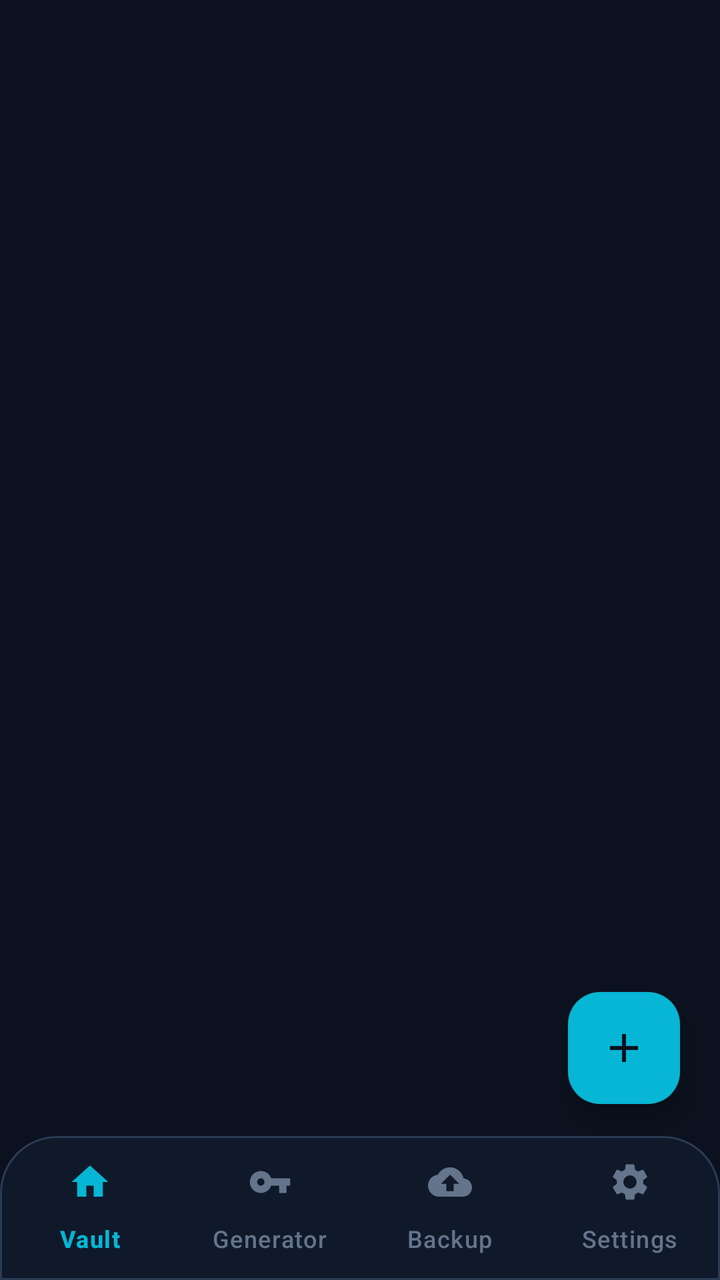
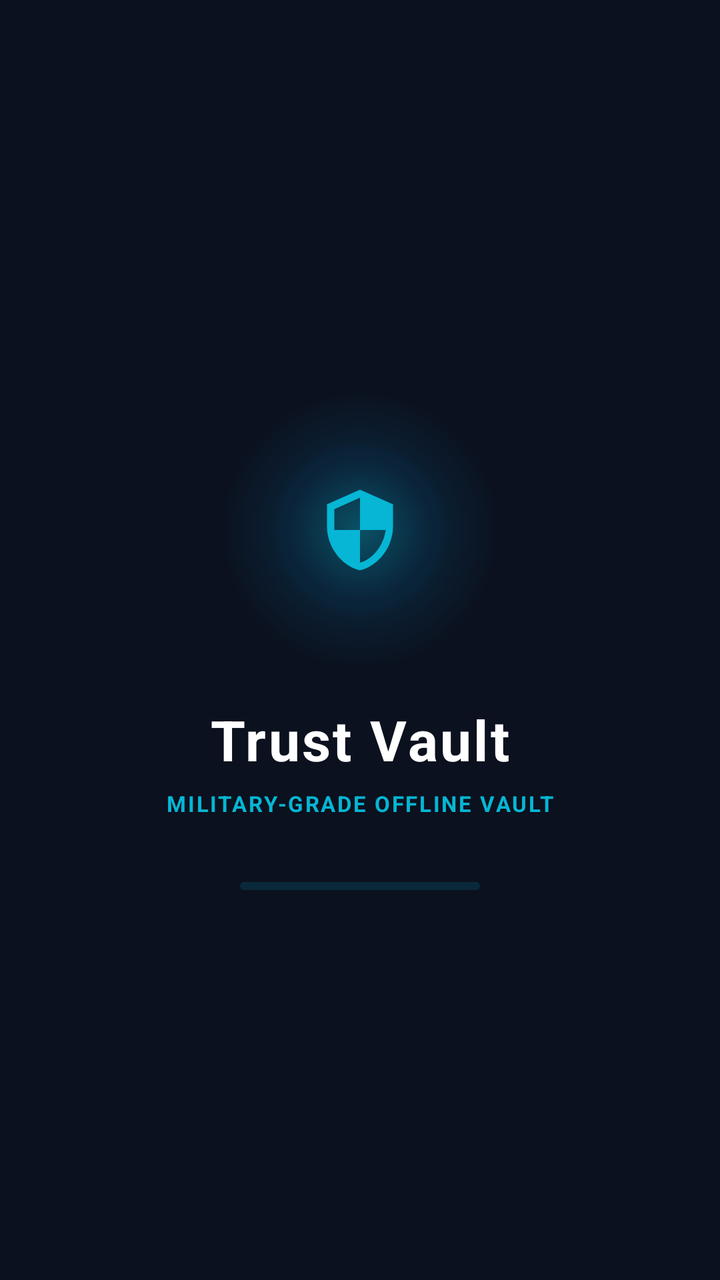

Screens rendered from an Android XML layout before and after an edit, with the pre-edit source and the edit as a unified diff.
<!-- AndroidManifest.xml: application theme Theme.Trustvault -->
<!-- res/layout/activity_main.xml -->
<?xml version="1.0" encoding="utf-8"?>
<androidx.coordinatorlayout.widget.CoordinatorLayout xmlns:android="http://schemas.android.com/apk/res/android"
    xmlns:app="http://schemas.android.com/apk/res-auto"
    xmlns:tools="http://schemas.android.com/tools"
    android:id="@+id/main_coordinator"
    android:layout_width="match_parent"
    android:layout_height="match_parent"
    android:background="@color/window_background">

    
    <FrameLayout
        android:id="@+id/fragment_container"
        android:layout_width="match_parent"
        android:layout_height="match_parent"
        android:layout_marginBottom="72dp" />

    
    <FrameLayout
        android:id="@+id/lock_overlay"
        android:layout_width="match_parent"
        android:layout_height="match_parent"
        android:background="@color/navy_bg"
        android:elevation="30dp"
        android:visibility="gone">

        <LinearLayout
            android:layout_width="match_parent"
            android:layout_height="wrap_content"
            android:layout_gravity="center"
            android:gravity="center"
            android:orientation="vertical"
            android:paddingHorizontal="28dp">

            <ImageView
                android:layout_width="88dp"
                android:layout_height="88dp"
                android:background="@drawable/bg_circle_icon"
                android:backgroundTint="#2606B6D4"
                android:padding="22dp"
                android:src="@drawable/ic_shield"
                app:tint="@color/accent_cyan" />

            <TextView
                android:layout_width="wrap_content"
                android:layout_height="wrap_content"
                android:layout_marginTop="20dp"
                android:text="@string/app_name"
                android:textColor="@color/text_primary"
                android:textSize="26sp"
                android:textStyle="bold" />

            <TextView
                android:layout_width="wrap_content"
                android:layout_height="wrap_content"
                android:layout_marginTop="6dp"
                android:text="Standalone Protected Security Vault"
                android:textColor="@color/accent_cyan"
                android:textSize="13sp"
                android:textStyle="bold" />

            
            <TextView
                android:id="@+id/tv_phone_lock_notice"
                android:layout_width="wrap_content"
                android:layout_height="wrap_content"
                android:layout_marginTop="10dp"
                android:background="@drawable/bg_search_bar"
                android:backgroundTint="#2638BDF8"
                android:paddingHorizontal="12dp"
                android:paddingVertical="6dp"
                android:text="🛡️ Phone screen-lock passwords blocked by default"
                android:textColor="@color/accent_blue_light"
                android:textSize="11sp" />

            
            <com.google.android.material.button.MaterialButton
                android:id="@+id/btn_unlock_biometric"
                android:layout_width="match_parent"
                android:layout_height="54dp"
                android:layout_marginTop="28dp"
                android:backgroundTint="@color/primary"
                android:text="Biometric Unlock"
                android:textColor="@color/white"
                android:textSize="15sp"
                android:textStyle="bold"
                app:cornerRadius="16dp"
                app:icon="@drawable/ic_fingerprint"
                app:iconGravity="textStart"
                app:iconTint="@color/accent_cyan" />

            
            <com.google.android.material.card.MaterialCardView
                style="@style/TrustCard.Flat"
                android:layout_width="match_parent"
                android:layout_height="wrap_content"
                android:layout_marginTop="16dp"
                app:cardCornerRadius="18dp">

                <LinearLayout
                    android:layout_width="match_parent"
                    android:layout_height="wrap_content"
                    android:orientation="vertical"
                    android:padding="16dp">

                    <com.google.android.material.textfield.TextInputLayout
                        android:id="@+id/til_lock_pin"
                        style="@style/Widget.Material3.TextInputLayout.OutlinedBox"
                        android:layout_width="match_parent"
                        android:layout_height="wrap_content"
                        android:hint="Enter Vault Master PIN"
                        app:boxStrokeColor="@color/accent_cyan"
                        app:passwordToggleEnabled="true"
                        app:passwordToggleTint="@color/accent_cyan">

                        <com.google.android.material.textfield.TextInputEditText
                            android:id="@+id/et_lock_pin"
                            android:layout_width="match_parent"
                            android:layout_height="wrap_content"
                            android:imeOptions="actionDone"
                            android:inputType="numberPassword"
                            android:textColor="@color/text_primary" />
                    </com.google.android.material.textfield.TextInputLayout>

                    <com.google.android.material.button.MaterialButton
                        android:id="@+id/btn_unlock_pin"
                        style="@style/Widget.Material3.Button.TonalButton"
                        android:layout_width="match_parent"
                        android:layout_height="48dp"
                        android:layout_marginTop="10dp"
                        android:text="Unlock with Vault PIN"
                        android:textColor="@color/accent_cyan"
                        app:cornerRadius="14dp"
                        app:icon="@drawable/ic_lock"
                        app:iconTint="@color/accent_cyan" />
                </LinearLayout>
            </com.google.android.material.card.MaterialCardView>

        </LinearLayout>
    </FrameLayout>

    
    <com.google.android.material.floatingactionbutton.FloatingActionButton
        android:id="@+id/fab_add"
        android:layout_width="wrap_content"
        android:layout_height="wrap_content"
        android:layout_gravity="bottom|end"
        android:layout_marginEnd="20dp"
        android:layout_marginBottom="88dp"
        android:contentDescription="Add to Vault"
        app:backgroundTint="@color/accent_cyan"
        app:elevation="8dp"
        app:fabSize="normal"
        app:rippleColor="@color/white"
        app:srcCompat="@drawable/ic_add"
        app:tint="@color/navy_bg" />

    
    <com.google.android.material.bottomnavigation.BottomNavigationView
        android:id="@+id/bottom_navigation"
        android:layout_width="match_parent"
        android:layout_height="72dp"
        android:layout_gravity="bottom"
        android:background="@drawable/bg_bottom_nav"
        app:elevation="12dp"
        app:itemIconSize="22dp"
        app:itemIconTint="@color/nav_item_tint"
        app:itemRippleColor="@color/accent_glow"
        app:itemTextColor="@color/nav_item_tint"
        app:labelVisibilityMode="labeled"
        app:menu="@menu/bottom_nav_menu" />

</androidx.coordinatorlayout.widget.CoordinatorLayout>
<!-- resources referenced by this layout -->
<resources>
  <color name="accent_blue_light">#38BDF8</color>
  <color name="accent_cyan">#06B6D4</color>
  <color name="accent_glow">#3306B6D4</color>
  <color name="navy_bg">#0B111E</color>
  <color name="primary">#0284C7</color>
  <color name="text_primary">@color/dark_text_primary</color>
  <color name="white">#FFFFFFFF</color>
  <color name="window_background">@color/navy_bg</color>
  <!-- drawable bg_bottom_nav (drawable) -->
  <?xml version="1.0" encoding="utf-8"?>
  <shape xmlns:android="http://schemas.android.com/apk/res/android"
      android:shape="rectangle">
      <corners
          android:topLeftRadius="28dp"
          android:topRightRadius="28dp" />
      <solid android:color="@color/bottom_nav_bg" />
      <stroke
          android:width="1dp"
          android:color="@color/surface_stroke" />
  </shape>
  <!-- drawable bg_circle_icon (drawable) -->
  <?xml version="1.0" encoding="utf-8"?>
  <shape xmlns:android="http://schemas.android.com/apk/res/android"
      android:shape="oval">
      <solid android:color="@color/cat_password_bg" />
  </shape>
  <!-- drawable bg_search_bar (drawable) -->
  <?xml version="1.0" encoding="utf-8"?>
  <shape xmlns:android="http://schemas.android.com/apk/res/android"
      android:shape="rectangle">
      <solid android:color="@color/surface_card" />
      <corners android:radius="18dp" />
      <stroke
          android:width="1dp"
          android:color="@color/surface_stroke" />
  </shape>
  <!-- drawable ic_add (drawable) -->
  <vector xmlns:android="http://schemas.android.com/apk/res/android"
      android:width="24dp"
      android:height="24dp"
      android:viewportWidth="24"
      android:viewportHeight="24">
      <path
          android:fillColor="#FFFFFFFF"
          android:pathData="M19,13h-6v6h-2v-6H5v-2h6V5h2v6h6v2z"/>
  </vector>
  <!-- drawable ic_shield (drawable) -->
  <vector xmlns:android="http://schemas.android.com/apk/res/android"
      android:width="24dp"
      android:height="24dp"
      android:viewportWidth="24"
      android:viewportHeight="24">
      <path
          android:fillColor="#FFFFFFFF"
          android:pathData="M12,1L3,5v6c0,5.55 3.84,10.74 9,12 5.16,-1.26 9,-6.45 9,-12V5l-9,-4zm0,10.99h7c-.53,4.12 -3.28,7.79 -7,8.94V12H5V6.3l7,-3.11v8.8z"/>
  </vector>
  <string name="app_name">Trust Vault</string>
  <style name="TrustCard.Flat" parent="Widget.Material3.CardView.Filled">
          <item name="cardCornerRadius">16dp</item>
          <item name="cardElevation">0dp</item>
          <item name="strokeWidth">1dp</item>
          <item name="strokeColor">@color/surface_stroke</item>
          <item name="cardBackgroundColor">@color/surface_card</item>
      </style>
  <style name="Theme.Trustvault" parent="Base.Theme.Trustvault" />
  <color name="dark_text_primary">#F8FAFC</color>
  <color name="bottom_nav_bg">#10192A</color>
  <color name="surface_stroke">@color/navy_border</color>
  <color name="cat_password_bg">#1A38BDF8</color>
  <color name="surface_card">@color/navy_surface</color>
  <style name="Base.Theme.Trustvault" parent="Theme.Material3.DayNight.NoActionBar">
          
          <item name="colorPrimary">@color/primary</item>
          <item name="colorPrimaryVariant">@color/primary_variant</item>
          <item name="colorSecondary">@color/accent_cyan</item>
          <item name="android:statusBarColor">@color/window_background</item>
          <item name="android:navigationBarColor">@color/bottom_nav_bg</item>
          <item name="android:windowBackground">@color/window_background</item>
      </style>
  <color name="navy_border">#2A3B53</color>
  <color name="navy_surface">#131C2E</color>
  <color name="primary_variant">#0369A1</color>
  <!-- unchanged entries left out for length: 2 -->
</resources>

<!-- the commit's change to res/layout/activity_main.xml (unified diff, before → after) -->
@@ -169,4 +169,82 @@
         app:labelVisibilityMode="labeled"
         app:menu="@menu/bottom_nav_menu" />
 
+    
+    <FrameLayout
+        android:id="@+id/splash_screen"
+        android:layout_width="match_parent"
+        android:layout_height="match_parent"
+        android:background="@color/navy_bg"
+        android:clickable="true"
+        android:elevation="50dp"
+        android:focusable="true"
+        android:visibility="visible">
+
+        <LinearLayout
+            android:layout_width="wrap_content"
+            android:layout_height="wrap_content"
+            android:layout_gravity="center"
+            android:gravity="center"
+            android:orientation="vertical">
+
+            
+            <FrameLayout
+                android:layout_width="140dp"
+                android:layout_height="140dp">
+
+                
+                <View
+                    android:id="@+id/splash_glow"
+                    android:layout_width="match_parent"
+                    android:layout_height="match_parent"
+                    android:background="@drawable/bg_splash_icon_glow" />
+
+                
+                <ImageView
+                    android:id="@+id/splash_icon"
+                    android:layout_width="84dp"
+                    android:layout_height="84dp"
+                    android:layout_gravity="center"
+                    android:background="@drawable/bg_circle_icon"
+                    android:backgroundTint="#2606B6D4"
+                    android:padding="20dp"
+                    android:src="@drawable/ic_shield"
+                    app:tint="@color/accent_cyan" />
+            </FrameLayout>
+
+            <TextView
+                android:id="@+id/splash_title"
+                android:layout_width="wrap_content"
+                android:layout_height="wrap_content"
+                android:layout_marginTop="16dp"
+                android:letterSpacing="0.04"
+                android:text="@string/app_name"
+                android:textColor="@color/white"
+                android:textSize="28sp"
+                android:textStyle="bold" />
+
+            <TextView
+                android:id="@+id/splash_subtitle"
+                android:layout_width="wrap_content"
+                android:layout_height="wrap_content"
+                android:layout_marginTop="6dp"
+                android:letterSpacing="0.08"
+                android:text="MILITARY-GRADE OFFLINE VAULT"
+                android:textColor="@color/accent_cyan"
+                android:textSize="11sp"
+                android:textStyle="bold" />
+
+            
+            <com.google.android.material.progressindicator.LinearProgressIndicator
+                android:id="@+id/splash_progress"
+                android:layout_width="120dp"
+                android:layout_height="wrap_content"
+                android:layout_marginTop="32dp"
+                android:indeterminate="true"
+                app:indicatorColor="@color/accent_cyan"
+                app:trackColor="#2606B6D4"
+                app:trackCornerRadius="4dp" />
+        </LinearLayout>
+    </FrameLayout>
+
 </androidx.coordinatorlayout.widget.CoordinatorLayout>
<!-- resource entries referenced after the edit -->
@@ -35,6 +35,17 @@
       <stroke
           android:width="1dp"
           android:color="@color/surface_stroke" />
+  </shape>
+  <!-- drawable bg_splash_icon_glow (drawable) -->
+  <?xml version="1.0" encoding="utf-8"?>
+  <shape xmlns:android="http://schemas.android.com/apk/res/android"
+      android:shape="oval">
+      <gradient
+          android:type="radial"
+          android:gradientRadius="70dp"
+          android:startColor="#6006B6D4"
+          android:centerColor="#250284C7"
+          android:endColor="#000B111E" />
   </shape>
   <!-- drawable ic_add (drawable) -->
   <vector xmlns:android="http://schemas.android.com/apk/res/android"
